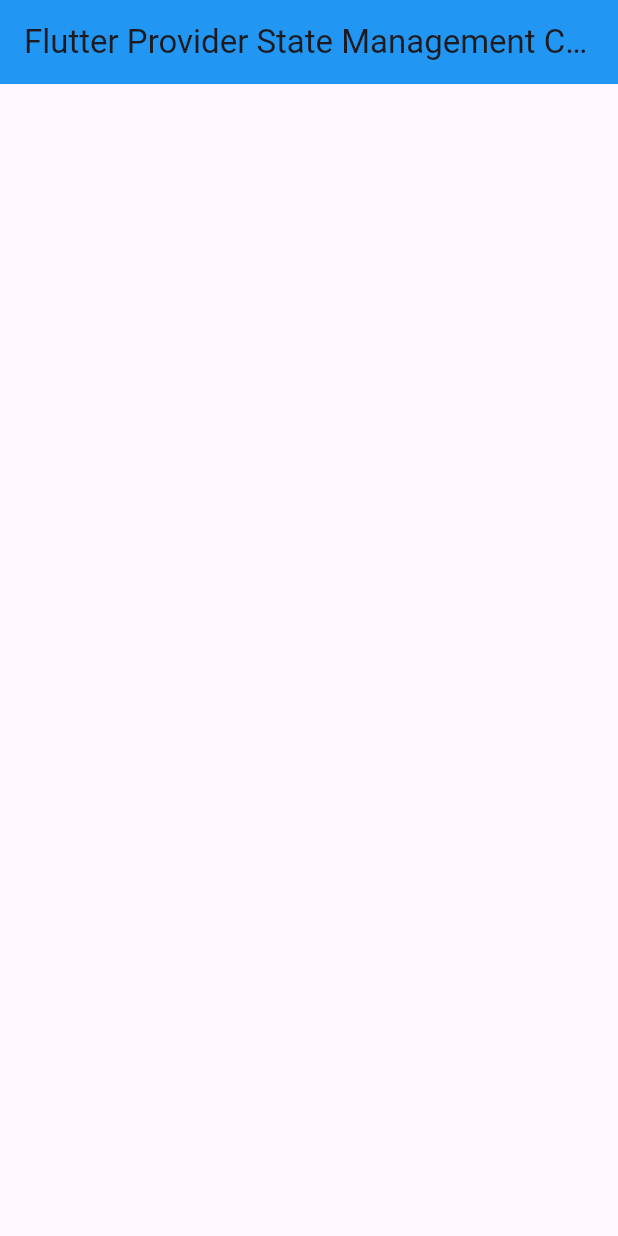
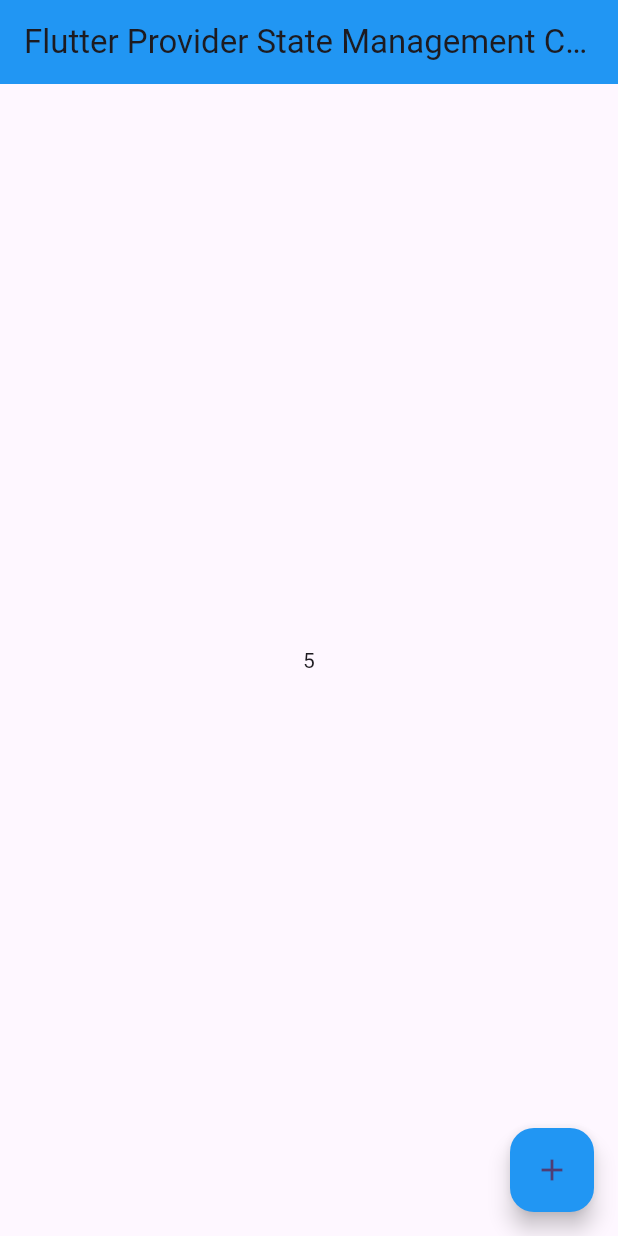
Before and after one commit to 2Dawoodbaloch/flutter_provider_state_management_course, a Flutter app: the screen it shows after launch, on a phone screen of 412 x 824 dp. Run offline on Flutter 3.47's test engine with Material 3 defaults, Android fonts, the phone set to English and light mode, and no system bars.

Commit message:
Added CountProvider and CountExample screen with Provider implementation

```diff
--- a/lib/main.dart
+++ b/lib/main.dart
@@ -1,5 +1,8 @@
 import 'package:flutter/material.dart';
+import 'package:flutter_provider_state_management_course/provider/count_provider.dart';
+import 'package:flutter_provider_state_management_course/view/screens/count_example.dart';
 import 'package:flutter_provider_state_management_course/view/screens/home_screen/home_screen.dart';
+import 'package:provider/provider.dart';
 
 void main() {
   runApp(const MyApp());
@@ -10,13 +13,17 @@
 
   @override
   Widget build(BuildContext context) {
-    return MaterialApp(
-      debugShowCheckedModeBanner: false,
-      title: 'Flutter Demo',
-      theme: ThemeData(
-        colorScheme: .fromSeed(seedColor: Colors.deepPurple),
+    return ChangeNotifierProvider(
+        create: (_) => CountProvider(),
+      child: MaterialApp(
+        debugShowCheckedModeBanner: false,
+        title: 'Flutter Demo',
+        theme: ThemeData(
+          colorScheme: .fromSeed(seedColor: Colors.deepPurple),
+        ),
+        home:  CountExample(),
       ),
-      home: const HomeScreen(),
     );
+
   }
 }
--- /dev/null
+++ b/lib/provider/count_provider.dart
@@ -0,0 +1,13 @@
+import 'package:flutter/foundation.dart';
+
+class CountProvider with ChangeNotifier {
+  int _count = 5;
+
+  int get count => _count;
+
+ void setValue(){
+    _count++;
+    notifyListeners();
+  }
+
+}
--- /dev/null
+++ b/lib/view/screens/count_example.dart
@@ -0,0 +1,43 @@
+import 'package:flutter/material.dart';
+import 'package:flutter_provider_state_management_course/provider/count_provider.dart';
+import 'package:provider/provider.dart';
+class CountExample extends StatefulWidget {
+  const CountExample({super.key});
+
+  @override
+  State<CountExample> createState() => _CountExampleState();
+}
+
+class _CountExampleState extends State<CountExample> {
+  @override
+  Widget build(BuildContext context) {
+    print("build top");
+    final countProvider = Provider.of<CountProvider>(context,listen: false);
+    return Scaffold(
+      appBar: AppBar(
+        title: Text("Flutter Provider State Management Course"),
+        centerTitle: true,
+        backgroundColor: Colors.blue,
+      ),
+      floatingActionButton: FloatingActionButton(
+        onPressed: (){
+         countProvider.setValue();
+        },
+        backgroundColor: Colors.blue,
+        child: Icon(Icons.add),
+      ),
+      body: Column(
+        mainAxisAlignment: MainAxisAlignment.center,
+        crossAxisAlignment: CrossAxisAlignment.center,
+        children: [
+          Center(
+            child: Consumer<CountProvider>(builder: (context ,value, child){
+              return Text(value.count.toString());
+            }),
+            // Text(countProvider.count.toString()),
+          ),
+        ],
+      ),
+    );
+  }
+}
--- a/pubspec.yaml
+++ b/pubspec.yaml
@@ -34,6 +34,7 @@
   # The following adds the Cupertino Icons font to your application.
   # Use with the CupertinoIcons class for iOS style icons.
   cupertino_icons: ^1.0.8
+  provider: ^6.1.5+1
 
 dev_dependencies:
   flutter_test:
```
Also changed, not shown: lib/view/screens/home_screen/home_screen.dart (+40 -2 lines), pubspec.lock.
